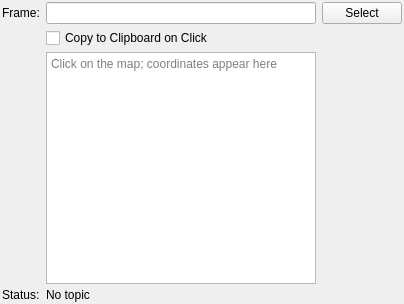
Qt form mapviz_plugins/ui/coordinate_picker_config.ui (swri-robotics/mapviz) before a commit.
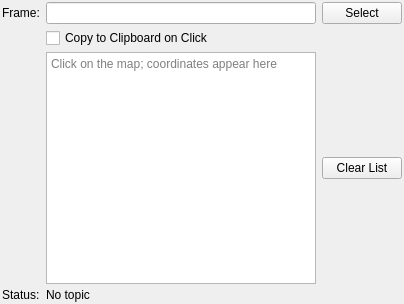
The same form after that commit.

Commit message: Add button to clear list of coordinates

The edit to the form file:
```diff
--- a/mapviz_plugins/ui/coordinate_picker_config.ui
+++ b/mapviz_plugins/ui/coordinate_picker_config.ui
@@ -101,6 +101,13 @@
      </property>
     </widget>
    </item>
+   <item row="2" column="3">
+    <widget class="QPushButton" name="clearListButton">
+     <property name="text">
+      <string>Clear List</string>
+     </property>
+    </widget>
+   </item>
   </layout>
  </widget>
  <resources/>
```
The commit also changes 2 other files.
